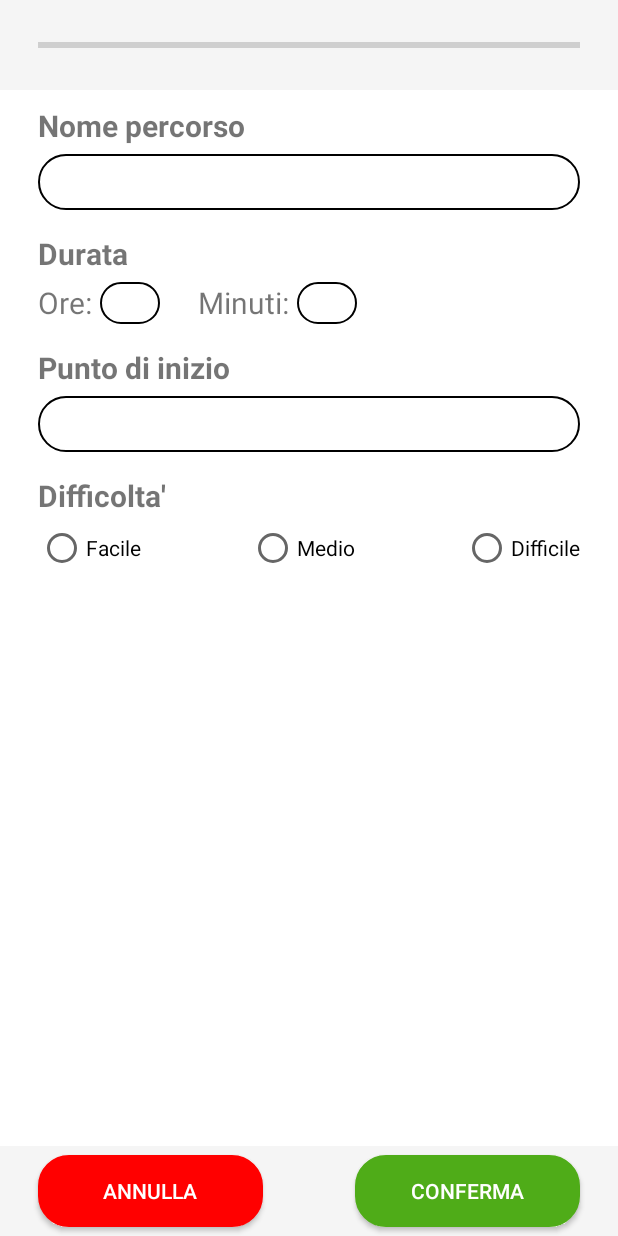
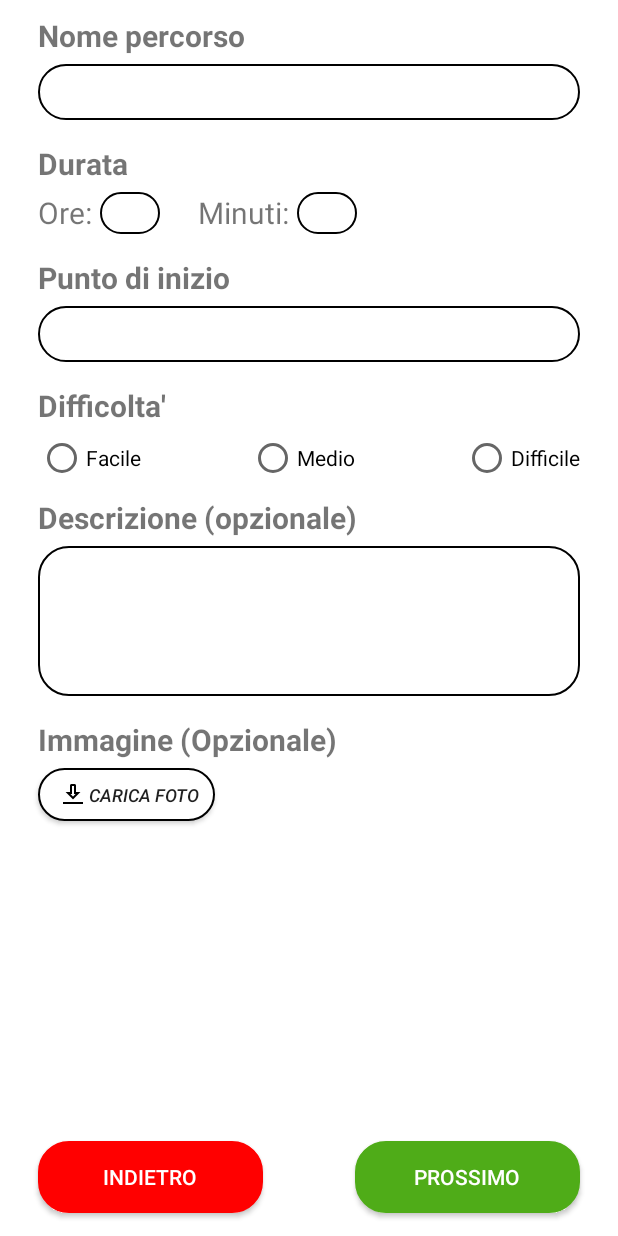
Before and after one commit to Franck024/INGSW_NaTour21, an Android app: the ControllerAddItin screen opened directly, with no data from a screen before it, on a phone screen of 412 x 824 dp. Run offline under Robolectric (Android 15) with nearby library versions, the phone set to English and light mode, and no system bars.

Commit message:
Creazione menu e altro
-Creato menu a comparsa
-Ricreati i frame per l inserimento di itinerario
--Implementati materiali grafici
-Collegamento tra frame
-Eliminati frame toolbar e AggItinerario

```diff
--- a/3_CodiceSorgente/IngSW_NaTour21/app/src/main/AndroidManifest.xml
+++ b/3_CodiceSorgente/IngSW_NaTour21/app/src/main/AndroidManifest.xml
@@ -44,7 +44,8 @@
         <activity android:name=".ControllerRegistrazione" />
         <activity android:name=".ControllerRecovery" />
         <activity android:name=".ControllerHome" />
-        <activity android:name=".ControllerAddItin" />
+        <activity android:name=".ControllerAddItin"/>
+        <activity android:name=".ControllerAddItin_2" />
 
     </application>
 
--- a/3_CodiceSorgente/IngSW_NaTour21/app/src/main/java/com/example/natour21/ControllerAddItin.java
+++ b/3_CodiceSorgente/IngSW_NaTour21/app/src/main/java/com/example/natour21/ControllerAddItin.java
@@ -1,13 +1,35 @@
 package com.example.natour21;
 
+import android.content.Intent;
 import android.os.Bundle;
+import android.view.View;
+import android.widget.Button;
+import android.widget.ProgressBar;
 
 import androidx.appcompat.app.AppCompatActivity;
+import androidx.core.view.GravityCompat;
+import androidx.drawerlayout.widget.DrawerLayout;
 
 public class ControllerAddItin extends AppCompatActivity {
+    private Button annulla, prossimo;
     @Override
     protected void onCreate(Bundle savedInstanceState) {
         super.onCreate(savedInstanceState);
-        setContentView(R.layout.frame_inserzione_itinerario);
+        setContentView(R.layout.frame_aggiungi_itinerario);
+
+        prossimo =findViewById(R.id.btnProssimo);
+        annulla = findViewById(R.id.btnIndietro);
+
+        prossimo.setOnClickListener(v -> {
+           // prossimo.startAnimation(anim_btn);
+            startActivity(new Intent(ControllerAddItin.this, ControllerAddItin_2.class));
+        });
+
+        annulla.setOnClickListener(v -> {
+            // prossimo.startAnimation(anim_btn);
+            startActivity(new Intent(ControllerAddItin.this, ControllerHome.class));
+        });
+
     }
+
 }
--- a/3_CodiceSorgente/IngSW_NaTour21/app/src/main/res/layout/frame_add_itin_1.xml
+++ b/3_CodiceSorgente/IngSW_NaTour21/app/src/main/res/layout/frame_aggiungi_itinerario.xml
@@ -3,9 +3,8 @@
     xmlns:app="http://schemas.android.com/apk/res-auto"
     xmlns:tools="http://schemas.android.com/tools"
     android:layout_width="match_parent"
-    android:layout_height="wrap_content"
+    android:layout_height="match_parent"
     android:background="@color/white">
-
 
     <TextView
         android:id="@+id/textViewNomeItinerario"
@@ -160,4 +159,86 @@
         app:layout_constraintEnd_toEndOf="parent"
         app:layout_constraintTop_toBottomOf="@+id/textViewDifficolta" />
 
+    <TextView
+        android:id="@+id/textViewDescrizione"
+        android:layout_width="wrap_content"
+        android:layout_height="wrap_content"
+        android:text="Descrizione (opzionale)"
+        android:textSize="20dp"
+        android:textStyle="bold"
+        android:layout_marginLeft="25dp"
+        android:layout_marginTop="10dp"
+        app:layout_constraintStart_toStartOf="parent"
+        app:layout_constraintTop_toBottomOf="@+id/radioBtnFacile" />
+
+    <EditText
+        android:id="@+id/editTextDescrizione"
+        android:layout_width="match_parent"
+        android:layout_height="100dp"
+        android:layout_marginLeft="25dp"
+        android:layout_marginTop="5dp"
+        android:layout_marginRight="25dp"
+        android:paddingLeft="10dp"
+        android:background="@drawable/btn_white_bord"
+        android:inputType="textPersonName"
+        android:visibility="visible"
+        app:layout_constraintEnd_toEndOf="parent"
+        app:layout_constraintStart_toStartOf="parent"
+        app:layout_constraintTop_toBottomOf="@+id/textViewDescrizione" />
+
+    <TextView
+        android:id="@+id/textViewImmagine"
+        android:layout_width="wrap_content"
+        android:layout_height="wrap_content"
+        android:layout_marginLeft="25dp"
+        android:layout_marginTop="15dp"
+        android:text="Immagine (Opzionale)"
+        android:textSize="20dp"
+        android:textStyle="bold"
+        app:layout_constraintStart_toStartOf="parent"
+        app:layout_constraintTop_toBottomOf="@+id/editTextDescrizione" />
+
+    <Button
+        android:id="@+id/image_button"
+        android:layout_width="wrap_content"
+        android:layout_height="35dp"
+        android:layout_marginLeft="25dp"
+        android:layout_marginTop="5dp"
+        android:background="@drawable/btn_white_bord"
+        android:drawableLeft="@mipmap/icon_download"
+        android:paddingLeft="15dp"
+        android:paddingRight="10dp"
+        android:text=" Carica foto"
+        android:textSize="12dp"
+        android:textStyle="italic"
+        app:layout_constraintStart_toStartOf="parent"
+        app:layout_constraintTop_toBottomOf="@+id/textViewImmagine" />
+
+    <Button
+        android:id="@+id/btnIndietro"
+        android:layout_width="150dp"
+        android:layout_height="wrap_content"
+        android:layout_marginLeft="25dp"
+        android:layout_marginVertical="15dp"
+        android:background="@drawable/btn_white_bord"
+        android:backgroundTint="@color/red"
+        android:text="INDIETRO"
+        android:textColor="@color/white"
+        app:layout_constraintBottom_toBottomOf="parent"
+        app:layout_constraintStart_toStartOf="parent" />
+
+    <Button
+        android:id="@+id/btnProssimo"
+        android:layout_width="150dp"
+        android:layout_height="wrap_content"
+        android:layout_marginRight="25dp"
+        android:layout_marginVertical="15dp"
+        android:background="@drawable/btn_white_bord"
+        android:backgroundTint="@color/green"
+        android:text="PROSSIMO"
+        android:textColor="@color/white"
+        app:layout_constraintBottom_toBottomOf="parent"
+        app:layout_constraintEnd_toEndOf="parent" />
+
+
 </androidx.constraintlayout.widget.ConstraintLayout>
--- a/3_CodiceSorgente/IngSW_NaTour21/app/src/main/res/layout/frame_inserzione_itinerario.xml
+++ /dev/null
@@ -1,79 +0,0 @@
-<?xml version="1.0" encoding="utf-8"?>
-<androidx.constraintlayout.widget.ConstraintLayout xmlns:android="http://schemas.android.com/apk/res/android"
-    xmlns:app="http://schemas.android.com/apk/res-auto"
-    xmlns:tools="http://schemas.android.com/tools"
-    android:layout_width="match_parent"
-    android:layout_height="match_parent"
-    android:background="@color/white">
-
-    <View
-        android:id="@+id/view"
-        android:layout_width="match_parent"
-        android:layout_height="60dp"
-        android:background="@color/lightgrey"
-        app:layout_constraintEnd_toEndOf="parent"
-        app:layout_constraintStart_toStartOf="parent"
-        app:layout_constraintTop_toTopOf="parent">
-    </View>
-
-    <View
-        android:id="@+id/view2"
-        android:layout_width="match_parent"
-        android:layout_height="60dp"
-        android:background="@color/lightgrey"
-        app:layout_constraintBottom_toBottomOf="parent"
-        app:layout_constraintEnd_toEndOf="parent"
-        app:layout_constraintStart_toStartOf="parent"></View>
-
-
-    <RelativeLayout
-        android:layout_width="match_parent"
-        android:layout_height="wrap_content"
-        app:layout_constraintTop_toBottomOf="@id/view">
-
-        <include
-            layout="@layout/frame_add_itin_1">
-        </include>
-    </RelativeLayout>
-
-    <ProgressBar
-        android:id="@+id/progressBar"
-        style="@style/Widget.AppCompat.ProgressBar.Horizontal"
-        android:layout_width="match_parent"
-        android:layout_height="wrap_content"
-        android:layout_marginLeft="25dp"
-        android:layout_marginRight="25dp"
-        android:progressTint="#09F112"
-        app:layout_constraintBottom_toBottomOf="@+id/view"
-        app:layout_constraintEnd_toEndOf="parent"
-        app:layout_constraintStart_toStartOf="parent"
-        app:layout_constraintTop_toTopOf="parent" />
-
-
-
-    <Button
-        android:id="@+id/btnIndietro"
-        android:layout_width="150dp"
-        android:layout_height="wrap_content"
-        android:layout_marginLeft="25dp"
-        android:background="@drawable/btn_white_bord"
-        android:backgroundTint="@color/red"
-        android:text="ANNULLA"
-        android:textColor="@color/white"
-        app:layout_constraintBottom_toBottomOf="parent"
-        app:layout_constraintStart_toStartOf="parent"
-        app:layout_constraintTop_toTopOf="@+id/view2" />
-
-    <Button
-        android:id="@+id/btnAvanti"
-        android:layout_width="150dp"
-        android:layout_height="wrap_content"
-        android:layout_marginRight="25dp"
-        android:background="@drawable/btn_white_bord"
-        android:backgroundTint="@color/green"
-        android:text="CONFERMA"
-        android:textColor="@color/white"
-        app:layout_constraintBottom_toBottomOf="parent"
-        app:layout_constraintEnd_toEndOf="parent"
-        app:layout_constraintTop_toTopOf="@+id/view2" />
-</androidx.constraintlayout.widget.ConstraintLayout>
```
Also changed, not shown: 3_CodiceSorgente/IngSW_NaTour21/app/build.gradle (+8 -0 lines), 3_CodiceSorgente/IngSW_NaTour21/app/src/main/java/com/example/natour21/ControllerAddItin_2.java (added, +19 -0 lines), 3_CodiceSorgente/IngSW_NaTour21/app/src/main/java/com/example/natour21/ControllerHome.java (+12 -0 lines), 3_CodiceSorgente/IngSW_NaTour21/app/src/main/res/layout/frame_add_itin_2.xml (deleted, +0 -62 lines), 3_CodiceSorgente/IngSW_NaTour21/app/src/main/res/layout/frame_aggiungi_itinerario2.xml (renamed from 3_CodiceSorgente/IngSW_NaTour21/app/src/main/res/layout/frame_add_itin_3.xml, +26 -2 lines), 3_CodiceSorgente/IngSW_NaTour21/app/src/main/res/layout/frame_home.xml (+42 -7 lines), 3_CodiceSorgente/IngSW_NaTour21/app/src/main/res/layout/toolbar.xml (deleted, +0 -69 lines), 3_CodiceSorgente/IngSW_NaTour21/app/src/main/res/menu/navigation.xml (added, +26 -0 lines), 3_CodiceSorgente/IngSW_NaTour21/app/src/main/res/mipmap-mdpi/menu.png (added), 3_CodiceSorgente/IngSW_NaTour21/app/src/main/res/mipmap-mdpi/off.png (added). Lines whose indentation alone changed are shown as unchanged.
